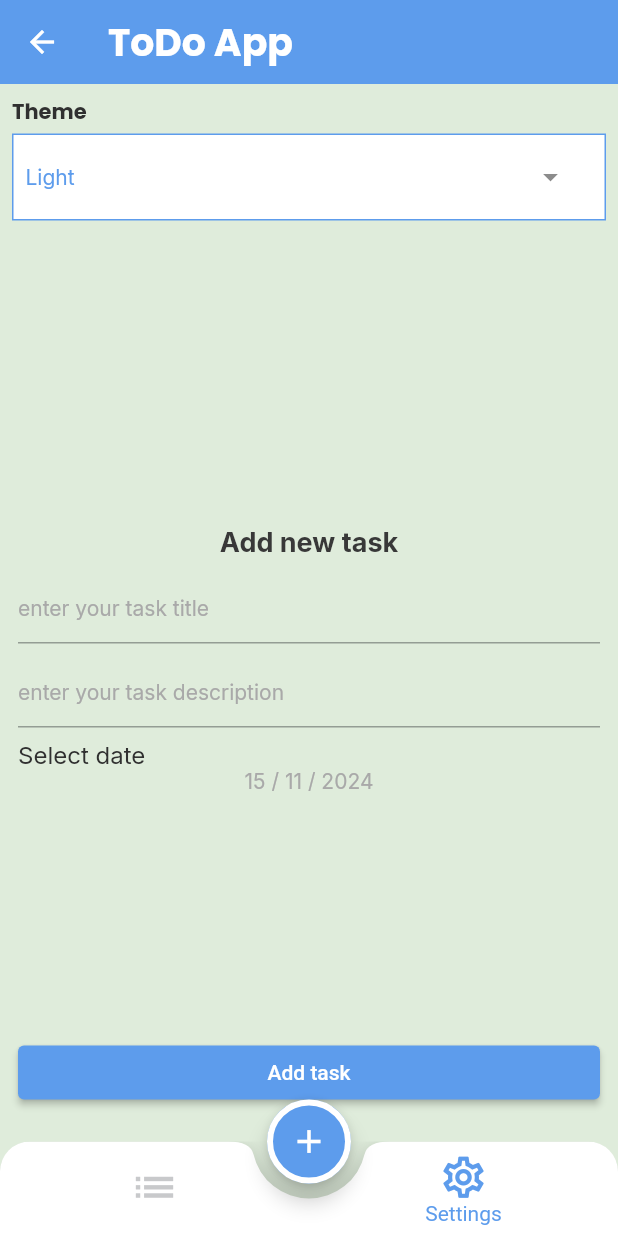
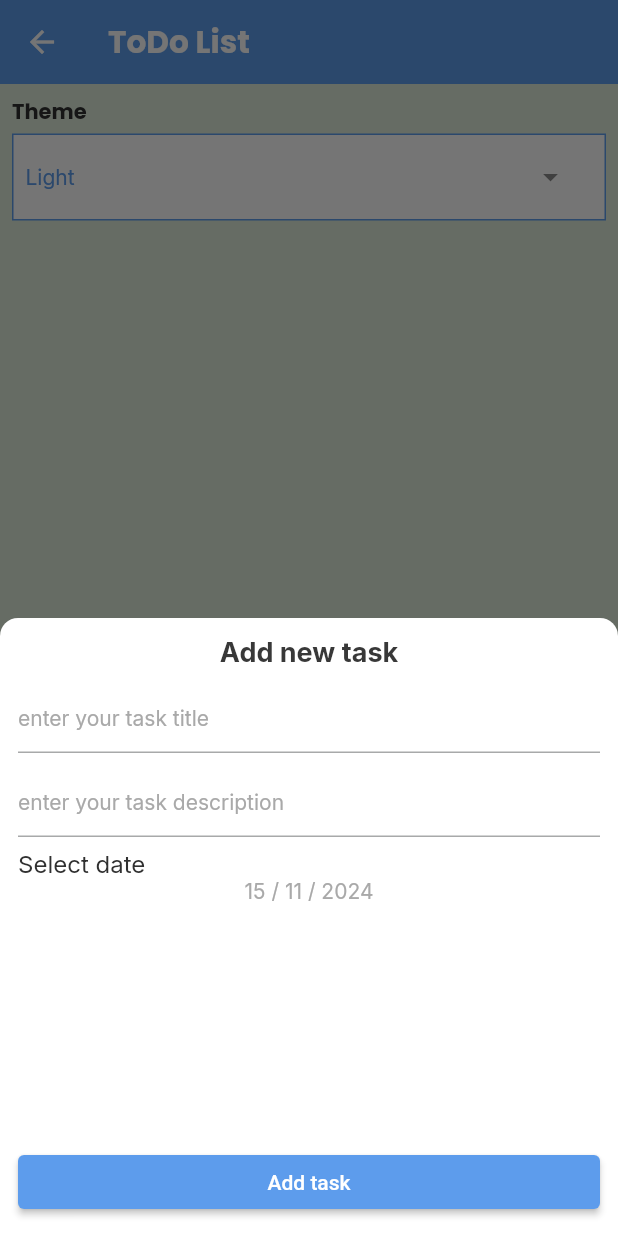
Before and after one commit to Mtaha01/todo-app, a Flutter app: the HomeScreen screen opened by its route, item 2 of the bottom bar chosen, after a tap on the "add" icon, on a phone screen of 412 x 824 dp. Run offline on Flutter 3.47's test engine with Material 3 defaults, Android fonts, the phone set to English and light mode, and no system bars; our stand-ins replace cloud_firestore, easy_date_timeline, firebase_auth, firebase_core, flutter_screenutil, flutter_slidable and 2 more; accounts and stored records are empty.

Commit message:
Stable Version

```diff
--- a/lib/core/utils/routes_ manager.dart
+++ /dev/null
@@ -1,30 +0,0 @@
-import 'package:flutter/material.dart';
-
-import '../../presentation/home/home_screen.dart';
-//import 'package:todo_app_c12_online_sat/presentation/screens/auth/login/login.dart';
-//import 'package:todo_app_c12_online_sat/presentation/screens/auth/register/register.dart';
-//import 'package:todo_app_c12_online_sat/presentation/screens/home/home_screen.dart';
-
-class RoutesManager {
-  static const String splash = '/splash';
-  static const String home = '/home';
-  static const String register = '/register';
-  static const String login = '/login';
-
-  static Route? router(RouteSettings settings) {
-    switch (settings.name) {
-      case home:
-        return MaterialPageRoute(
-          builder: (context) => HomeScreen(),
-        );
-      // case register:
-      //   return MaterialPageRoute(
-      //     builder: (context) => const Register(),
-      //   );
-      // case login:
-      //   return MaterialPageRoute(
-      //     builder: (context) => const Login(),
-      //   );
-    }
-  }
-}
--- a/lib/core/utils/routes_manager.dart
+++ b/lib/core/utils/routes_manager.dart
@@ -1,14 +1,26 @@
 import 'package:flutter/material.dart';
 import 'package:todo_app/presentation/home/home_screen.dart';
 
+import '../../presentation/auth/login/login.dart';
+import '../../presentation/auth/register/register.dart';
+
 class RoutesManager{
-  static const String homeRoute="/home";
-
+  static const String home="/home";
+  static const String splash = '/splash';
+  static const String register = '/register';
+  static const String login = '/login';
   static Route? router(RouteSettings settings){
     switch(settings.name){
-      case homeRoute:
+      case home:
         return MaterialPageRoute(builder: (context)=>HomeScreen());
-
+      case register:
+        return MaterialPageRoute(
+          builder: (context) => const Register(),
+        );
+      case login:
+        return MaterialPageRoute(
+          builder: (context) => const Login(),
+        );
     }
   }
 }
--- a/lib/my_app.dart
+++ b/lib/my_app.dart
@@ -1,4 +1,5 @@
 import 'package:flutter/material.dart';
+import 'package:flutter_screenutil/flutter_screenutil.dart';
 import 'package:todo_app/config/theme/app_theme.dart';
 import 'package:todo_app/core/utils/routes_manager.dart';
 
@@ -7,11 +8,16 @@ class MyApp extends StatelessWidget {
   const MyApp({super.key});
   @override
   Widget build(BuildContext context) {
-    return MaterialApp(
-        onGenerateRoute:RoutesManager.router,
-        initialRoute: RoutesManager.homeRoute,
-        title: 'ToDo App',
-        theme: AppTheme.light,
+    return ScreenUtilInit(
+      designSize: const Size(412, 870),
+      minTextAdapt: true,
+      splitScreenMode: true,
+      builder: (context, child) => MaterialApp(
+          onGenerateRoute: RoutesManager.router,
+          initialRoute: RoutesManager.login,
+          theme: AppTheme.light,
+          darkTheme: AppTheme.dark,
+          themeMode: ThemeMode.light),
     );
   }
 }
--- a/lib/presentation/auth/login/login.dart
+++ b/lib/presentation/auth/login/login.dart
@@ -10,7 +10,7 @@ import '../../../core/utils/assetsManager.dart';
 import '../../../core/utils/constant_manager.dart';
 import '../../../core/utils/dialog/dialogs.dart';
 import '../../../core/utils/emial_validation.dart';
-import '../../../core/utils/routes_ manager.dart';
+import '../../../core/utils/routes_manager.dart';
 import '../../../core/utils/strings_manager.dart';
 import '../../../database_manager/model/user_DM.dart';
 import '../widgets/custom_text_field.dart';
--- a/lib/presentation/auth/register/register.dart
+++ b/lib/presentation/auth/register/register.dart
@@ -10,7 +10,7 @@ import '../../../core/utils/assetsManager.dart';
 import '../../../core/utils/constant_manager.dart';
 import '../../../core/utils/dialog/dialogs.dart';
 import '../../../core/utils/emial_validation.dart';
-import '../../../core/utils/routes_ manager.dart';
+import '../../../core/utils/routes_manager.dart';
 import '../../../core/utils/strings_manager.dart';
 import '../../../database_manager/model/user_DM.dart';
 import '../widgets/custom_text_field.dart';
--- a/lib/presentation/home/home_screen.dart
+++ b/lib/presentation/home/home_screen.dart
@@ -1,7 +1,9 @@
 import 'package:flutter/material.dart';
-import 'package:todo_app/presentation/home/add_task_bottom_sheet/add_task_bottom_sheet.dart';
 import 'package:todo_app/presentation/home/tabs/settings_tab/settings_tab.dart';
 import 'package:todo_app/presentation/home/tabs/tasks_tab/tasks_tab.dart';
+
+import 'add_task_bottom_sheet/add_task_bottom_sheet.dart';
+
 
 class HomeScreen extends StatefulWidget {
   HomeScreen({super.key});
@@ -11,48 +13,63 @@ class HomeScreen extends StatefulWidget {
 }
 
 class _HomeScreenState extends State<HomeScreen> {
+  GlobalKey<TasksTabState> tasksTabKey = GlobalKey();
   int currentIndex = 0;
-  List<Widget> tabs = [
-    TasksTab(),
+  List<Widget> tabs = [];
+
+  @override
+  void initState() {
+    // TODO: implement initState
+    super.initState();
+    tabs = [
+      TasksTab(
+        key: tasksTabKey,
+      ),
       SettingsTab(),
     ];
+  }
+
   @override
   Widget build(BuildContext context) {
     return Scaffold(
       appBar: AppBar(
-        title: Text("ToDo App"),
+        title: const Text('ToDo List'),
       ),
-      bottomNavigationBar: ClipRRect(
-        borderRadius:BorderRadius.only(topLeft:Radius.circular(20),topRight:Radius.circular(20)),
+      floatingActionButtonLocation: FloatingActionButtonLocation.centerDocked,
+      floatingActionButton: buildFab(),
+      bottomNavigationBar: buildBottomNavBar(),
+      body: tabs[currentIndex],
+    );
+  }
+
+  Widget buildBottomNavBar() => ClipRRect(
+    clipBehavior: Clip.antiAlias,
+    borderRadius: const BorderRadius.only(
+      topLeft: Radius.circular(15),
+      topRight: Radius.circular(15),
+    ),
     child: BottomAppBar(
-          notchMargin: 10,
+      notchMargin: 8,
       child: BottomNavigationBar(
           currentIndex: currentIndex,
-              onTap: (idx) {
-                currentIndex = idx;
+          onTap: (tappedIndex) {
+            currentIndex = tappedIndex;
             setState(() {});
           },
           items: const [
-                BottomNavigationBarItem(icon: Icon(Icons.list), label: "List"),
+            BottomNavigationBarItem(icon: Icon(Icons.list), label: 'Tasks'),
             BottomNavigationBarItem(
-                    icon: Icon(Icons.settings_outlined), label: "Settings"),
+                icon: Icon(Icons.settings_outlined), label: 'Settings'),
           ]),
     ),
-      ),
-      body: Column(
-        crossAxisAlignment: CrossAxisAlignment.stretch,
-        children: [
-          tabs[currentIndex],
-          Spacer(),
-          AddTaskBottomSheet(),
-          SizedBox(height: 10,)
-        ],
-      ),
-      floatingActionButton: FloatingActionButton(
-        onPressed: () {},
+  );
+
+  Widget buildFab() => FloatingActionButton(
+        onPressed: () async {
+          await AddTaskBottomSheet.show(context); // 2
+          // access reading data from firestore
+          tasksTabKey.currentState?.getTodosFromFireStore();
+        },
         child: Icon(Icons.add),
-      ),
-      floatingActionButtonLocation: FloatingActionButtonLocation.centerDocked,
       );
 }
-}
```
Also changed, not shown: 1 other file. Lines whose indentation alone changed are shown as unchanged.
